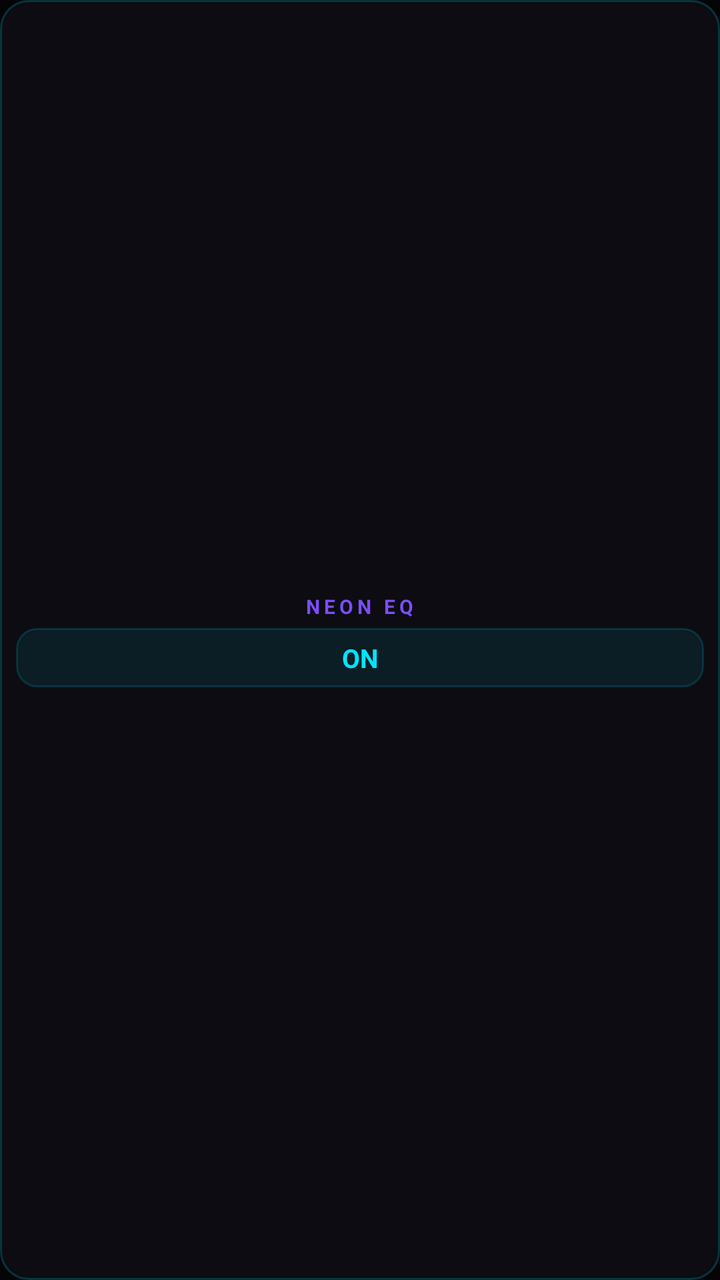
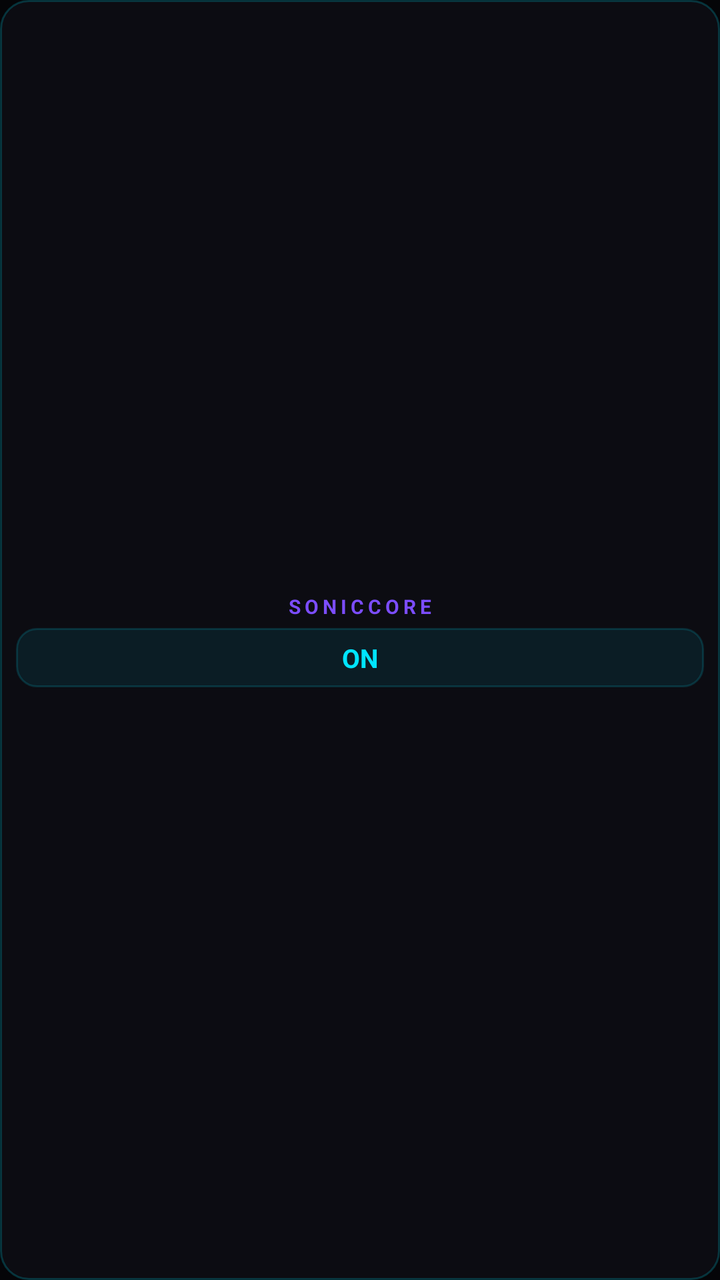

Two renders of the same Android screen: before a commit and after it. Below are the layout's source before the change and the commit's diff.
<!-- AndroidManifest.xml: application theme Theme.NeonEQ -->
<!-- res/layout/neon_widget.xml -->
<?xml version="1.0" encoding="utf-8"?>
<LinearLayout xmlns:android="http://schemas.android.com/apk/res/android"
    android:id="@+id/widget_root"
    android:layout_width="match_parent"
    android:layout_height="match_parent"
    android:orientation="vertical"
    android:gravity="center"
    android:padding="8dp"
    android:background="@drawable/widget_bg">

    <TextView
        android:id="@+id/widget_title"
        android:layout_width="wrap_content"
        android:layout_height="wrap_content"
        android:text="NEON EQ"
        android:textSize="10sp"
        android:textStyle="bold"
        android:letterSpacing="0.2"
        android:textColor="#FF7C4DFF" />

    <TextView
        android:id="@+id/widget_toggle"
        android:layout_width="match_parent"
        android:layout_height="wrap_content"
        android:layout_marginTop="4dp"
        android:gravity="center"
        android:paddingTop="6dp"
        android:paddingBottom="6dp"
        android:text="ON"
        android:textSize="13sp"
        android:textStyle="bold"
        android:textColor="#FF00E5FF"
        android:background="@drawable/widget_btn_bg" />
</LinearLayout>
<!-- resources referenced by this layout -->
<resources>
  <!-- drawable widget_bg (drawable) -->
  <?xml version="1.0" encoding="utf-8"?>
  <shape xmlns:android="http://schemas.android.com/apk/res/android" android:shape="rectangle">
      <solid android:color="#F20D0D14" />
      <corners android:radius="14dp" />
      <stroke android:width="1dp" android:color="#3300E5FF" />
  </shape>
  <!-- drawable widget_btn_bg (drawable) -->
  <?xml version="1.0" encoding="utf-8"?>
  <shape xmlns:android="http://schemas.android.com/apk/res/android" android:shape="rectangle">
      <solid android:color="#1400E5FF" />
      <corners android:radius="10dp" />
      <stroke android:width="1dp" android:color="#2600E5FF" />
  </shape>
  <style name="Theme.NeonEQ" parent="Theme.Material3.Dark.NoActionBar">
          <item name="android:statusBarColor">#050508</item>
          <item name="android:navigationBarColor">#050508</item>
          <item name="android:windowBackground">#050508</item>
          <item name="android:windowLightStatusBar">false</item>
      </style>
</resources>

<!-- the commit's change to res/layout/neon_widget.xml (unified diff, before → after) -->
@@ -12,7 +12,7 @@
         android:id="@+id/widget_title"
         android:layout_width="wrap_content"
         android:layout_height="wrap_content"
-        android:text="NEON EQ"
+        android:text="SONICCORE"
         android:textSize="10sp"
         android:textStyle="bold"
         android:letterSpacing="0.2"
